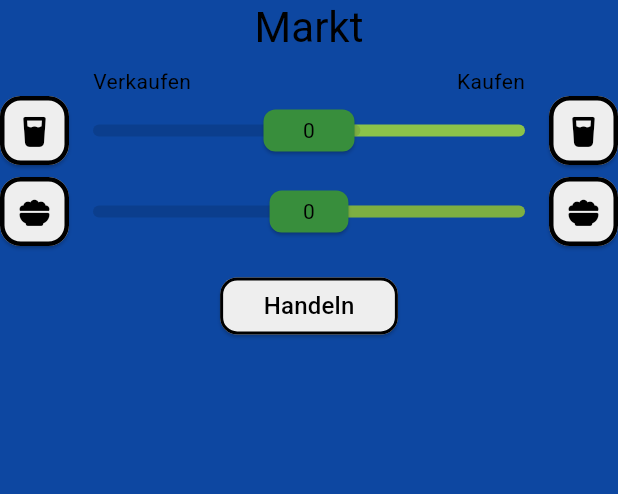
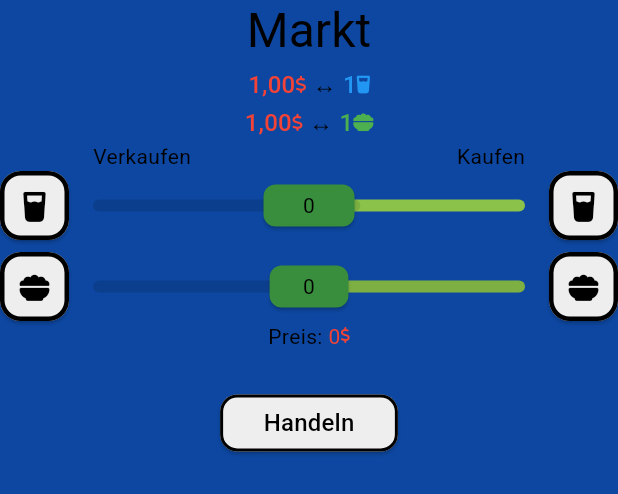
Before and after one commit to Noah765/geocibus, a Flutter app: the _Popup widget shown alone on an empty page, opened directly with empty values, after a tap on "Handeln", on a phone screen of 412 x 824 dp. Shown: the top 494 px of the screen. Run offline on Flutter 3.47's test engine with Material 3 defaults, Android fonts, the phone set to English and light mode, and no system bars; our stand-ins replace font_awesome_flutter, gap, shared_preferences; missing offline and left inert: bitsdojo_window, svg_path_parser, window_manager; accounts and stored records are empty.

Commit message:
updated the shop

```diff
--- a/lib/models/game.dart
+++ b/lib/models/game.dart
@@ -113,7 +113,7 @@ class Game extends ChangeNotifier {
     notifyListeners();
   }
 
-  void exchangeResources(int water, int food) {
+  void trade(int water, int food) {
     if (water == 0 && food == 0) return;
     this.water += water;
     this.food += food;
--- a/lib/pages/main/page.dart
+++ b/lib/pages/main/page.dart
@@ -4,10 +4,10 @@ import 'package:geocibus/models/game.dart';
 import 'package:geocibus/pages/finish.dart';
 import 'package:geocibus/pages/main/end_year.dart';
 import 'package:geocibus/pages/main/events.dart';
-import 'package:geocibus/pages/main/exchange.dart';
 import 'package:geocibus/pages/main/map.dart';
 import 'package:geocibus/pages/main/resources.dart';
 import 'package:geocibus/pages/main/round_beginning_overlay.dart';
+import 'package:geocibus/pages/main/shop.dart';
 import 'package:geocibus/pages/main/top.dart';
 import 'package:provider/provider.dart';
 
@@ -71,7 +71,7 @@ class _MainPageState extends State<MainPage> {
               ),
               Row(
                 mainAxisAlignment: MainAxisAlignment.center,
-                children: [MainResources(), Gap(8), MainExchange()],
+                children: [MainResources(), Gap(8), MainShop()],
               ),
             ],
           ),
--- a/lib/pages/main/exchange.dart
+++ b/lib/pages/main/shop.dart
@@ -8,11 +8,12 @@ import 'package:geocibus/theme.dart';
 import 'package:geocibus/widgets/bidirectional_slider.dart';
 import 'package:geocibus/widgets/button.dart';
 import 'package:geocibus/widgets/card.dart';
+import 'package:geocibus/widgets/icon_span.dart';
 import 'package:geocibus/widgets/popup.dart';
 import 'package:provider/provider.dart';
 
-class MainExchange extends StatelessWidget {
-  const MainExchange({super.key});
+class MainShop extends StatelessWidget {
+  const MainShop({super.key});
 
   @override
   Widget build(BuildContext context) {
@@ -59,15 +60,17 @@ class _PopupState extends State<_Popup> {
     _food = min(_food, _foodMax);
   }
 
-  bool get _isExchangePossible => (_water.round() * widget.game.waterPrice).ceil() + (_food.round() * widget.game.foodPrice).ceil() <= widget.game.money;
+  int get _costs => (_water.round() * widget.game.waterPrice).ceil() + (_food.round() * widget.game.foodPrice).ceil();
 
-  void _exchange() {
-    widget.game.exchangeResources(_water.round(), _food.round());
+  void _trade() {
+    widget.game.trade(_water.round(), _food.round());
     setState(() {
       _water = 0;
       _food = 0;
     });
   }
+
+  String _formatMoney(double value) => value.toStringAsFixed(2).replaceFirst('.', ',');
 
   @override
   Widget build(BuildContext context) {
@@ -75,23 +78,35 @@ class _PopupState extends State<_Popup> {
     final iconSize = MediaQuery.textScalerOf(context).scale(20);
     final sliderHeight = iconSize + getIconPadding(context, iconSize, 3).vertical;
 
-    const resourceDisplay = Column(
-      children: [
-        IconCard(icon: FontAwesomeIcons.glassWater, size: 20),
-        Gap(8),
-        IconCard(icon: FontAwesomeIcons.bowlFood, size: 20),
-      ],
-    );
-
     return Column(
       mainAxisSize: MainAxisSize.min,
       children: [
-        Text('Markt', style: textTheme.headlineMedium),
-        const Gap(8),
+        Text('Markt', style: textTheme.headlineLarge),
+        const Gap(4),
+        Text.rich(
+          style: textTheme.titleMedium,
+          TextSpan(
+            children: [
+              TextSpan(text: _formatMoney(widget.game.waterPrice), children: [IconSpan(icon: FontAwesomeIcons.dollarSign)], style: const TextStyle(color: Colors.red)),
+              const TextSpan(text: ' ↔ '),
+              TextSpan(text: '1', children: [IconSpan(icon: FontAwesomeIcons.glassWater)], style: const TextStyle(color: Colors.blue)),
+            ],
+          ),
+        ),
+        Text.rich(
+          style: textTheme.titleMedium,
+          TextSpan(
+            children: [
+              TextSpan(text: _formatMoney(widget.game.foodPrice), children: [IconSpan(icon: FontAwesomeIcons.dollarSign)], style: const TextStyle(color: Colors.red)),
+              const TextSpan(text: ' ↔ '),
+              TextSpan(text: '1', children: [IconSpan(icon: FontAwesomeIcons.bowlFood, removedTop: 4, removedBottom: 5)], style: const TextStyle(color: Colors.green)),
+            ],
+          ),
+        ),
         Row(
           crossAxisAlignment: CrossAxisAlignment.end,
           children: [
-            resourceDisplay,
+            const Column(children: [IconCard(icon: FontAwesomeIcons.glassWater, size: 20), Gap(8), IconCard(icon: FontAwesomeIcons.bowlFood, size: 20)]),
             const Gap(16),
             Expanded(
               child: Column(
@@ -124,14 +139,22 @@ class _PopupState extends State<_Popup> {
               ),
             ),
             const Gap(16),
-            resourceDisplay,
+            const Column(children: [IconCard(icon: FontAwesomeIcons.glassWater, size: 20), Gap(8), IconCard(icon: FontAwesomeIcons.bowlFood, size: 20)]),
           ],
         ),
-        const Gap(16),
+        Text.rich(
+          TextSpan(
+            children: [
+              TextSpan(text: _costs < 0 ? 'Profit: ' : 'Preis: '),
+              TextSpan(text: _costs.abs().toString(), children: [IconSpan(icon: FontAwesomeIcons.dollarSign)], style: const TextStyle(color: Colors.red)),
+            ],
+          ),
+        ),
+        const Gap(24),
         Button(
           text: 'Handeln',
           style: textTheme.titleMedium,
-          onPressed: _isExchangePossible ? _exchange : null,
+          onPressed: _costs <= widget.game.money ? _trade : null,
         ),
       ],
     );
```
